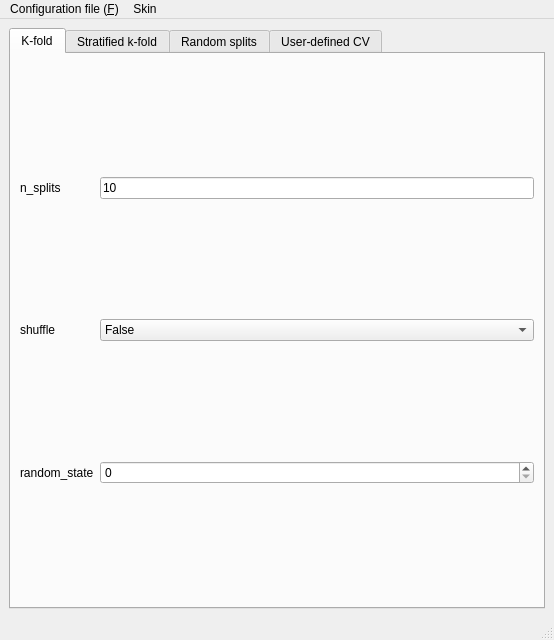
The window that eslearn/GUI/easylearn_model_evaluation_gui.ui (easylearn-fmri/easylearn_dev) describes before a commit, drawn with Qt 5.
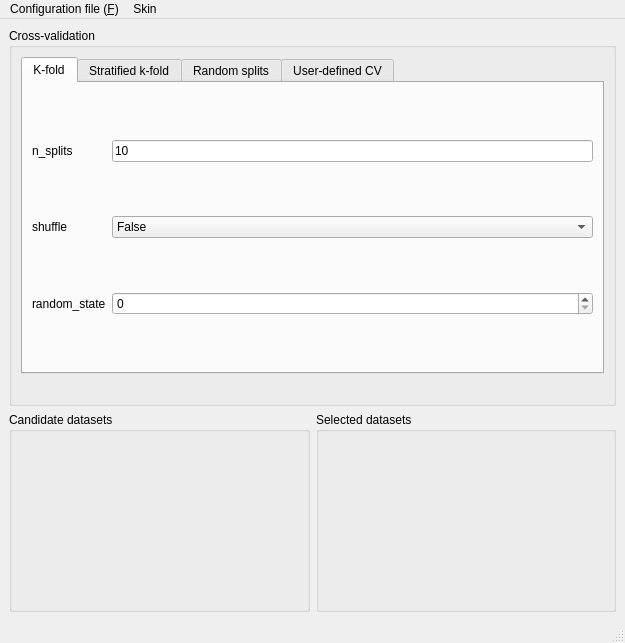
The same window after the commit.

Commit message: update model_evaluation:: datasets

What changed in the file:
```diff
--- a/eslearn/GUI/easylearn_model_evaluation_gui.ui
+++ b/eslearn/GUI/easylearn_model_evaluation_gui.ui
@@ -6,8 +6,8 @@
    <rect>
     <x>0</x>
     <y>0</y>
-    <width>554</width>
-    <height>640</height>
+    <width>625</width>
+    <height>643</height>
    </rect>
   </property>
   <property name="windowTitle">
@@ -15,6 +15,32 @@
   </property>
   <widget class="QWidget" name="centralwidget">
    <layout class="QGridLayout" name="gridLayout_4">
+    <item row="2" column="1">
+     <widget class="QGroupBox" name="groupBox_selected">
+      <property name="title">
+       <string>Selected datasets</string>
+      </property>
+      <layout class="QGridLayout" name="gridLayout_6"/>
+     </widget>
+    </item>
+    <item row="0" column="0" colspan="2">
+     <widget class="QGroupBox" name="groupBox_3">
+      <property name="minimumSize">
+       <size>
+        <width>0</width>
+        <height>200</height>
+       </size>
+      </property>
+      <property name="baseSize">
+       <size>
+        <width>0</width>
+        <height>0</height>
+       </size>
+      </property>
+      <property name="title">
+       <string>Cross-validation</string>
+      </property>
+      <layout class="QGridLayout" name="gridLayout_7">
     <item row="0" column="0">
      <widget class="QTabWidget" name="tabWidget">
       <property name="tabPosition">
@@ -223,6 +249,39 @@
       </widget>
      </widget>
     </item>
+       <item row="1" column="0">
+        <spacer name="verticalSpacer">
+         <property name="orientation">
+          <enum>Qt::Vertical</enum>
+         </property>
+         <property name="sizeType">
+          <enum>QSizePolicy::Fixed</enum>
+         </property>
+         <property name="sizeHint" stdset="0">
+          <size>
+           <width>20</width>
+           <height>20</height>
+          </size>
+         </property>
+        </spacer>
+       </item>
+      </layout>
+     </widget>
+    </item>
+    <item row="2" column="0">
+     <widget class="QGroupBox" name="groupBox_candidate">
+      <property name="minimumSize">
+       <size>
+        <width>0</width>
+        <height>200</height>
+       </size>
+      </property>
+      <property name="title">
+       <string>Candidate datasets</string>
+      </property>
+      <layout class="QVBoxLayout" name="verticalLayout"/>
+     </widget>
+    </item>
    </layout>
   </widget>
   <widget class="QMenuBar" name="menubar">
@@ -230,7 +289,7 @@
     <rect>
      <x>0</x>
      <y>0</y>
-     <width>554</width>
+     <width>625</width>
      <height>26</height>
     </rect>
    </property>
```
Lines whose indentation alone changed are shown as unchanged. The commit also changes 7 other files.
